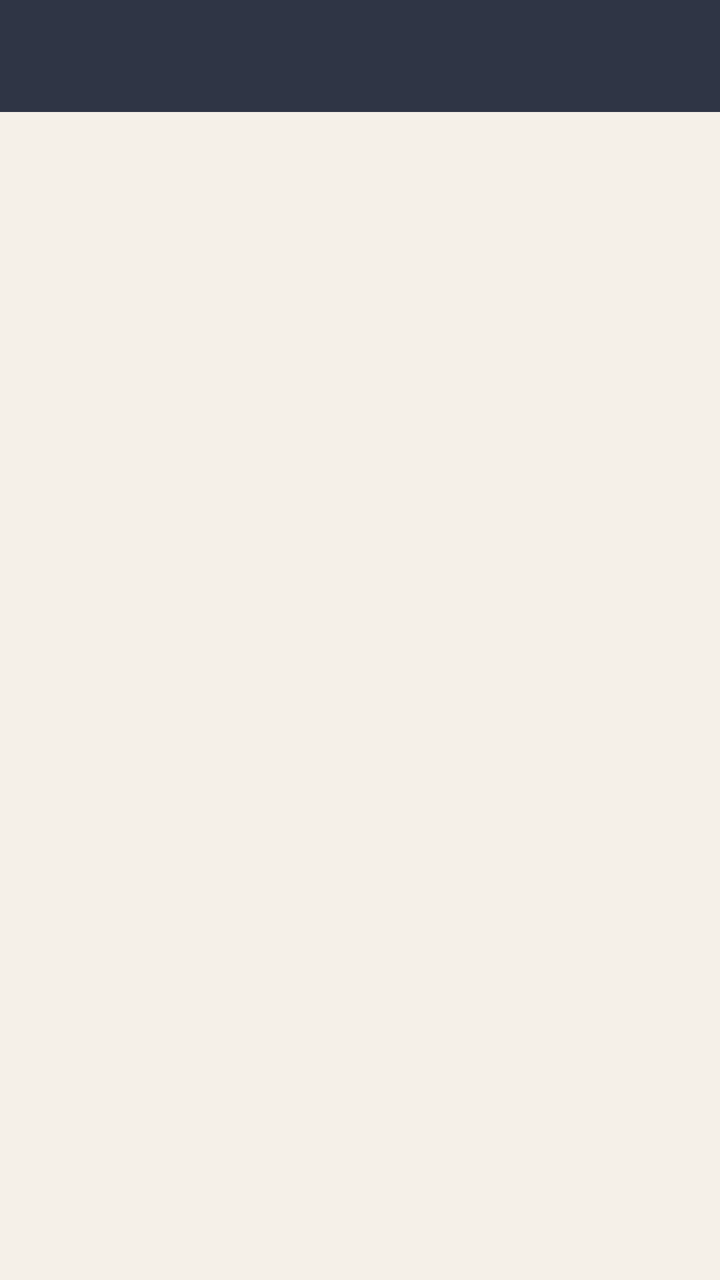
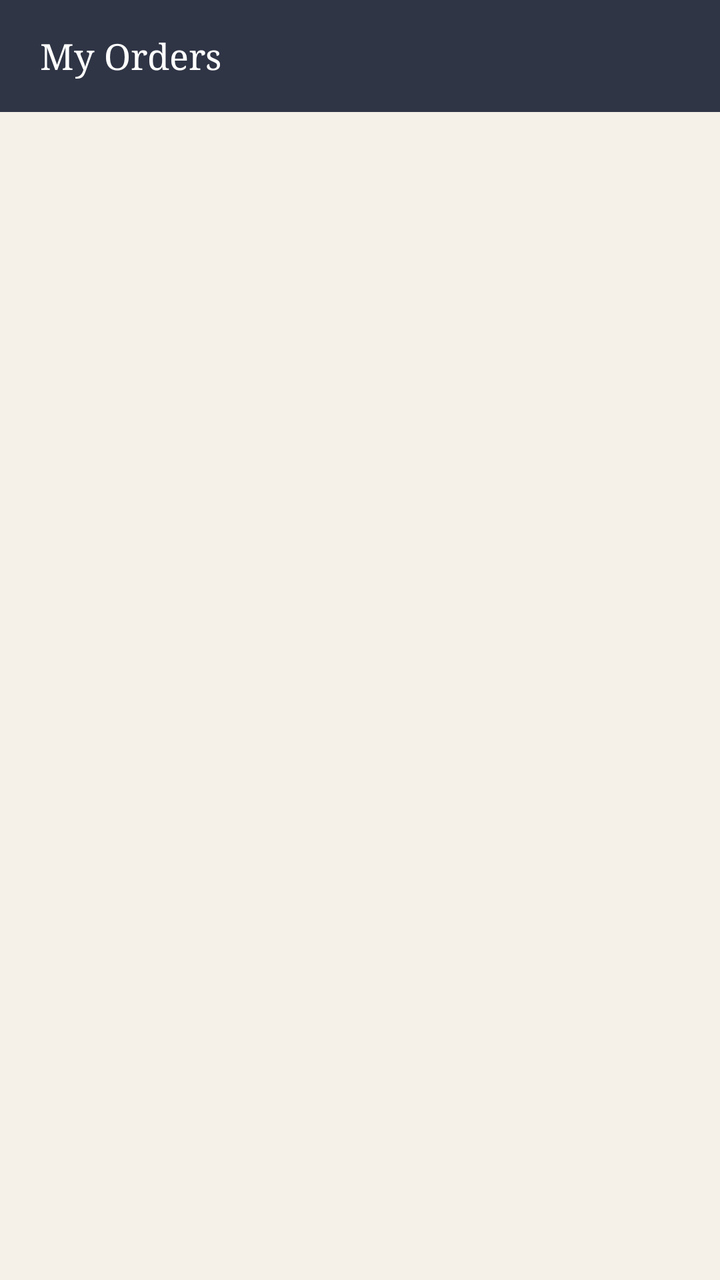

Before-and-after screenshots of an Android layout around one commit, followed by the original layout XML and the change that was made.
<!-- AndroidManifest.xml: application theme Theme.AlHabibiFeast -->
<!-- res/layout/fragment_orders.xml -->
<?xml version="1.0" encoding="utf-8"?>
<LinearLayout xmlns:android="http://schemas.android.com/apk/res/android"
    android:layout_width="match_parent"
    android:layout_height="match_parent"
    android:orientation="vertical"
    android:background="#F5F0E8">

    <LinearLayout android:layout_width="match_parent" android:layout_height="56dp"
        android:background="@color/navy" android:gravity="center_vertical" android:paddingStart="20dp">
        <TextView android:text="My Orders" android:textColor="#FFFFFF" android:textSize="18sp" android:fontFamily="serif"/>
    </LinearLayout>

    <androidx.core.widget.NestedScrollView
        android:layout_width="match_parent"
        android:layout_height="0dp"
        android:layout_weight="1">

        <LinearLayout
            android:id="@+id/ordersContainer"
            android:layout_width="match_parent"
            android:layout_height="wrap_content"
            android:orientation="vertical"
            android:padding="8dp"/>

    </androidx.core.widget.NestedScrollView>

    <TextView
        android:id="@+id/tvOrdersEmpty"
        android:layout_width="match_parent"
        android:layout_height="match_parent"
        android:text="No orders yet.\nPlace your first order!"
        android:textColor="#999999"
        android:textSize="16sp"
        android:gravity="center"
        android:visibility="gone"/>

</LinearLayout>
<!-- resources referenced by this layout -->
<resources>
  <color name="navy">#2F3545</color>
  <style name="Theme.AlHabibiFeast" parent="Theme.MaterialComponents.DayNight.NoActionBar">
          <item name="colorPrimary">@color/terra</item>
          <item name="colorPrimaryVariant">@color/navy</item>
          <item name="colorOnPrimary">@color/white</item>
          <item name="colorSecondary">@color/gold</item>
          <item name="android:statusBarColor">@color/navy</item>
          <item name="android:navigationBarColor">@color/white</item>
          <item name="chipStyle">@style/ChipStyle</item>
      </style>
  <color name="terra">#C4796A</color>
  <color name="white">#FFFFFF</color>
  <color name="gold">#CAA05A</color>
  <style name="ChipStyle" parent="Widget.MaterialComponents.Chip.Filter">
          <item name="chipBackgroundColor">@color/white</item>
          <item name="checkedIconEnabled">false</item>
          <item name="chipStrokeColor">@color/terra</item>
          <item name="chipStrokeWidth">1dp</item>
          <item name="android:textColor">@color/navy</item>
      </style>
</resources>

<!-- the commit's change to res/layout/fragment_orders.xml (unified diff, before → after) -->
@@ -7,7 +7,8 @@
 
     <LinearLayout android:layout_width="match_parent" android:layout_height="56dp"
         android:background="@color/navy" android:gravity="center_vertical" android:paddingStart="20dp">
-        <TextView android:text="My Orders" android:textColor="#FFFFFF" android:textSize="18sp" android:fontFamily="serif"/>
+        <TextView android:text="My Orders" android:textColor="#FFFFFF" android:textSize="18sp" android:fontFamily="serif"
+            android:layout_width="wrap_content" android:layout_height="wrap_content"/>
     </LinearLayout>
 
     <androidx.core.widget.NestedScrollView
